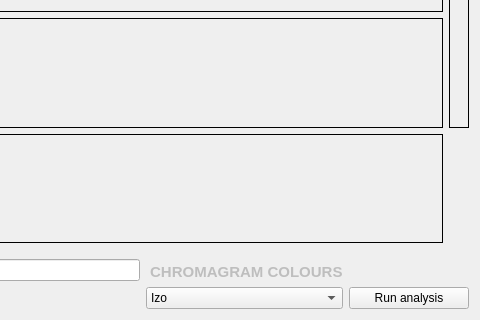
The window that detailwindow.ui (ibsh/is_KeyFinder) describes before a commit, drawn with Qt 5; both pictures show x 353 to 833 and y 108 to 428 of the 833 by 428 pixel window.
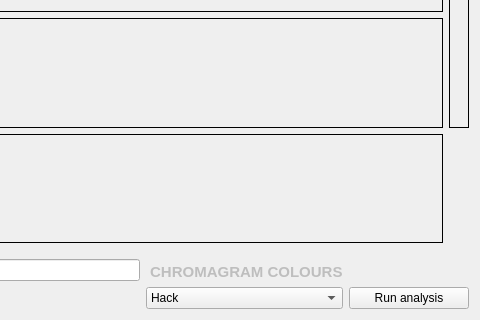
The same window after the commit.

Commit message: Started cleanup of interface code

What changed in the file:
```diff
--- a/detailwindow.ui
+++ b/detailwindow.ui
@@ -283,6 +283,9 @@
 provide higher contrast than
 others.</string>
         </property>
+        <property name="currentIndex">
+         <number>3</number>
+        </property>
         <item>
          <property name="text">
           <string>Izo</string>
```
The commit also changes 4 other files.
